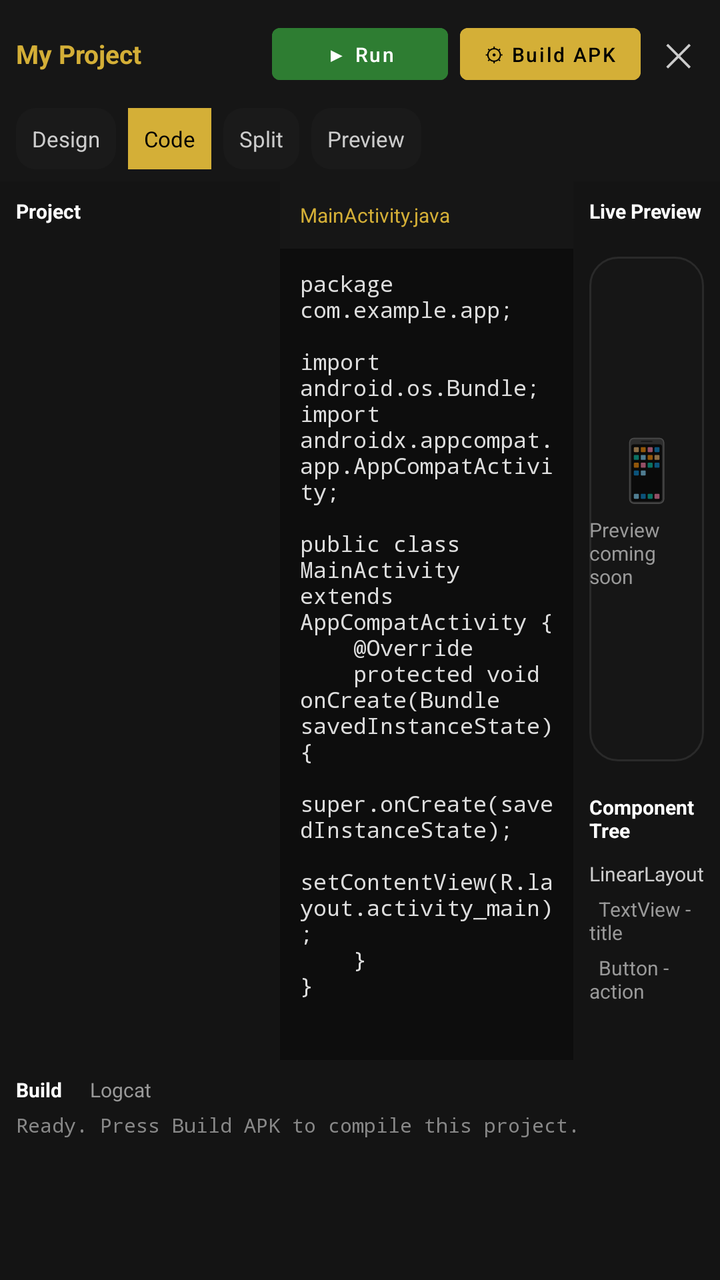
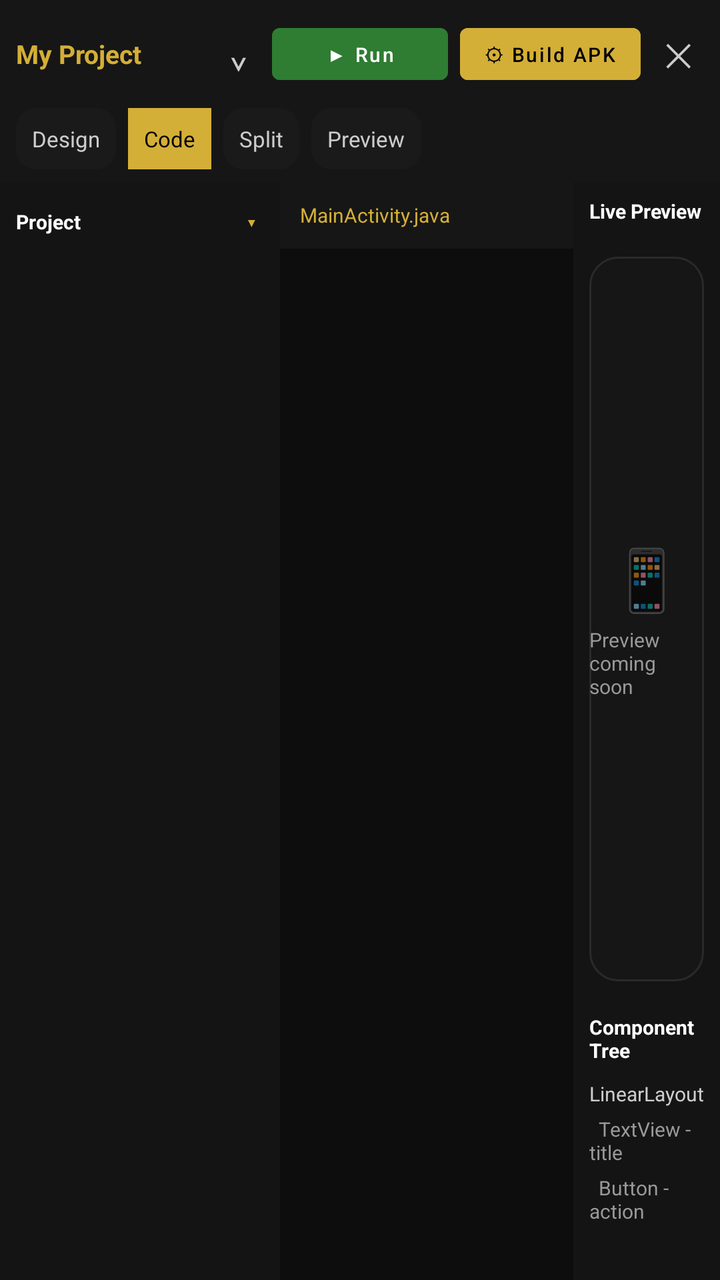

The first picture is an Android layout as it rendered before a commit; the second is the same layout after the commit. The layout source and the unified diff follow.
<!-- AndroidManifest.xml: application theme Theme.AalamStudio -->
<!-- res/layout/activity_project_editor.xml -->
<?xml version="1.0" encoding="utf-8"?>
<LinearLayout xmlns:android="http://schemas.android.com/apk/res/android"
    android:layout_width="match_parent"
    android:layout_height="match_parent"
    android:orientation="vertical"
    android:background="#0D0D0D">

    
    <LinearLayout
        android:layout_width="match_parent"
        android:layout_height="wrap_content"
        android:orientation="horizontal"
        android:gravity="center_vertical"
        android:background="#161616"
        android:padding="8dp">

        <TextView
            android:id="@+id/editorProjectName"
            android:layout_width="wrap_content"
            android:layout_height="wrap_content"
            android:text="My Project"
            android:textColor="@color/gold"
            android:textSize="13sp"
            android:textStyle="bold"
            android:layout_marginEnd="12dp"/>

        <TextView
            android:layout_width="0dp"
            android:layout_height="wrap_content"
            android:layout_weight="1"
            android:text=""/>

        <Button
            android:id="@+id/btnRun"
            android:layout_width="wrap_content"
            android:layout_height="wrap_content"
            android:minHeight="0dp"
            android:paddingTop="6dp"
            android:paddingBottom="6dp"
            android:paddingStart="12dp"
            android:paddingEnd="12dp"
            android:text="▶ Run"
            android:textSize="10sp"
            android:textAllCaps="false"
            android:backgroundTint="#2E7D32"
            android:textColor="#FFFFFF"
            android:layout_marginEnd="6dp"/>

        <Button
            android:id="@+id/btnBuildApk"
            android:layout_width="wrap_content"
            android:layout_height="wrap_content"
            android:minHeight="0dp"
            android:paddingTop="6dp"
            android:paddingBottom="6dp"
            android:paddingStart="12dp"
            android:paddingEnd="12dp"
            android:text="⚙ Build APK"
            android:textSize="10sp"
            android:textAllCaps="false"
            android:backgroundTint="@color/gold"
            android:textColor="#000000"
            android:layout_marginEnd="6dp"/>

        <TextView
            android:id="@+id/btnCloseEditor"
            android:layout_width="wrap_content"
            android:layout_height="wrap_content"
            android:text="✕"
            android:textColor="#CCCCCC"
            android:textSize="16sp"
            android:padding="6dp"/>

    </LinearLayout>

    
    <LinearLayout
        android:layout_width="match_parent"
        android:layout_height="wrap_content"
        android:orientation="horizontal"
        android:background="#161616"
        android:paddingStart="8dp"
        android:paddingEnd="8dp"
        android:paddingBottom="6dp">

        <TextView
            android:id="@+id/tabDesign"
            android:layout_width="wrap_content"
            android:layout_height="wrap_content"
            android:text="Design"
            android:textColor="#CCCCCC"
            android:textSize="11sp"
            android:padding="8dp"
            android:background="@drawable/bg_type_card"
            android:layout_marginEnd="6dp"/>

        <TextView
            android:id="@+id/tabCode"
            android:layout_width="wrap_content"
            android:layout_height="wrap_content"
            android:text="Code"
            android:textColor="#000000"
            android:textSize="11sp"
            android:padding="8dp"
            android:background="@color/gold"
            android:layout_marginEnd="6dp"/>

        <TextView
            android:id="@+id/tabSplit"
            android:layout_width="wrap_content"
            android:layout_height="wrap_content"
            android:text="Split"
            android:textColor="#CCCCCC"
            android:textSize="11sp"
            android:padding="8dp"
            android:background="@drawable/bg_type_card"
            android:layout_marginEnd="6dp"/>

        <TextView
            android:id="@+id/tabPreview"
            android:layout_width="wrap_content"
            android:layout_height="wrap_content"
            android:text="Preview"
            android:textColor="#CCCCCC"
            android:textSize="11sp"
            android:padding="8dp"
            android:background="@drawable/bg_type_card"/>

    </LinearLayout>

    
    <LinearLayout
        android:layout_width="match_parent"
        android:layout_height="0dp"
        android:layout_weight="1"
        android:orientation="horizontal">

        
        <ScrollView
            android:layout_width="140dp"
            android:layout_height="match_parent"
            android:background="#141414">

            <LinearLayout
                android:layout_width="match_parent"
                android:layout_height="wrap_content"
                android:orientation="vertical"
                android:padding="8dp">

                <TextView
                    android:layout_width="wrap_content"
                    android:layout_height="wrap_content"
                    android:text="Project"
                    android:textColor="@color/text_primary"
                    android:textSize="10sp"
                    android:textStyle="bold"
                    android:layout_marginBottom="8dp"/>

                <LinearLayout
                    android:id="@+id/fileTreeContainer"
                    android:layout_width="match_parent"
                    android:layout_height="wrap_content"
                    android:orientation="vertical"/>

            </LinearLayout>

        </ScrollView>

        
        <LinearLayout
            android:layout_width="0dp"
            android:layout_height="match_parent"
            android:layout_weight="2"
            android:orientation="vertical"
            android:background="#0D0D0D">

            <LinearLayout
                android:layout_width="match_parent"
                android:layout_height="wrap_content"
                android:orientation="horizontal"
                android:background="#161616"
                android:padding="6dp">

                <TextView
                    android:id="@+id/openFileTabLabel"
                    android:layout_width="wrap_content"
                    android:layout_height="wrap_content"
                    android:text="MainActivity.java"
                    android:textColor="@color/gold"
                    android:textSize="10sp"
                    android:padding="4dp"/>

            </LinearLayout>

            <ScrollView
                android:layout_width="match_parent"
                android:layout_height="0dp"
                android:layout_weight="1">

 <EditText
                 android:id="@+id/codeEditorText"
                 android:layout_width="match_parent"
                 android:layout_height="wrap_content"
                 android:background="#0D0D0D"
                 android:fontFamily="monospace"
                 android:gravity="top|start"
                 android:padding="10dp"
                 android:textColor="#DDDDDD"
                 android:textCursorDrawable="@null"
                 android:textSize="11sp"
                 android:inputType="textMultiLine|textNoSuggestions"
                 android:imeOptions="flagNoExtractUi"
                 android:text="package com.example.app;\n\nimport android.os.Bundle;\nimport androidx.appcompat.app.AppCompatActivity;\n\npublic class MainActivity extends AppCompatActivity {\n    @Override\n    protected void onCreate(Bundle savedInstanceState) {\n        super.onCreate(savedInstanceState);\n        setContentView(R.layout.activity_main);\n    }\n}"/>
                 
            </ScrollView>

        </LinearLayout>

        
        <LinearLayout
            android:layout_width="0dp"
            android:layout_height="match_parent"
            android:layout_weight="1"
            android:orientation="vertical"
            android:background="#141414">

            <TextView
                android:layout_width="wrap_content"
                android:layout_height="wrap_content"
                android:text="Live Preview"
                android:textColor="@color/text_primary"
                android:textSize="10sp"
                android:textStyle="bold"
                android:padding="8dp"/>

            <LinearLayout
                android:layout_width="match_parent"
                android:layout_height="0dp"
                android:layout_weight="1"
                android:orientation="vertical"
                android:gravity="center"
                android:background="@drawable/bg_card"
                android:layout_margin="8dp">

                <TextView
                    android:layout_width="wrap_content"
                    android:layout_height="wrap_content"
                    android:text="📱"
                    android:textSize="30sp"/>

                <TextView
                    android:layout_width="wrap_content"
                    android:layout_height="wrap_content"
                    android:text="Preview coming soon"
                    android:textColor="@color/text_secondary"
                    android:textSize="10sp"
                    android:layout_marginTop="4dp"/>

            </LinearLayout>

            <TextView
                android:layout_width="wrap_content"
                android:layout_height="wrap_content"
                android:text="Component Tree"
                android:textColor="@color/text_primary"
                android:textSize="10sp"
                android:textStyle="bold"
                android:padding="8dp"/>

            <ScrollView
                android:layout_width="match_parent"
                android:layout_height="100dp">

                <LinearLayout
                    android:layout_width="match_parent"
                    android:layout_height="wrap_content"
                    android:orientation="vertical"
                    android:paddingStart="8dp"
                    android:paddingEnd="8dp">

                    <TextView android:layout_width="wrap_content" android:layout_height="wrap_content" android:text="LinearLayout" android:textColor="#CCCCCC" android:textSize="10sp" android:paddingBottom="4dp"/>
                    <TextView android:layout_width="wrap_content" android:layout_height="wrap_content" android:text="  TextView - title" android:textColor="#999999" android:textSize="10sp" android:paddingBottom="4dp"/>
                    <TextView android:layout_width="wrap_content" android:layout_height="wrap_content" android:text="  Button - action" android:textColor="#999999" android:textSize="10sp"/>

                </LinearLayout>

            </ScrollView>

        </LinearLayout>

    </LinearLayout>

    
    <LinearLayout
        android:layout_width="match_parent"
        android:layout_height="110dp"
        android:orientation="vertical"
        android:background="#141414"
        android:padding="8dp">

        <LinearLayout
            android:layout_width="match_parent"
            android:layout_height="wrap_content"
            android:orientation="horizontal"
            android:layout_marginBottom="4dp">

            <TextView
                android:layout_width="wrap_content"
                android:layout_height="wrap_content"
                android:text="Build"
                android:textColor="@color/text_primary"
                android:textSize="10sp"
                android:textStyle="bold"
                android:layout_marginEnd="14dp"/>

            <TextView
                android:layout_width="wrap_content"
                android:layout_height="wrap_content"
                android:text="Logcat"
                android:textColor="@color/text_secondary"
                android:textSize="10sp"/>

        </LinearLayout>

        <ScrollView
            android:layout_width="match_parent"
            android:layout_height="0dp"
            android:layout_weight="1">

            <TextView
                android:id="@+id/buildLogText"
                android:layout_width="match_parent"
                android:layout_height="wrap_content"
                android:fontFamily="monospace"
                android:text="Ready. Press Build APK to compile this project."
                android:textColor="#888888"
                android:textSize="10sp"/>

        </ScrollView>

    </LinearLayout>

</LinearLayout>
<!-- resources referenced by this layout -->
<resources>
  <color name="gold">#D4AF37</color>
  <color name="text_primary">#FFFFFF</color>
  <color name="text_secondary">#999999</color>
  <!-- drawable bg_card (drawable) -->
  <?xml version="1.0" encoding="utf-8"?>
  <shape xmlns:android="http://schemas.android.com/apk/res/android" android:shape="rectangle">
      <solid android:color="@color/card_bg"/>
      <corners android:radius="14dp"/>
      <stroke android:width="1dp" android:color="@color/card_border"/>
  </shape>
  <!-- drawable bg_type_card (drawable) -->
  <?xml version="1.0" encoding="utf-8"?>
  <selector xmlns:android="http://schemas.android.com/apk/res/android">
      <item android:state_selected="true">
          <shape android:shape="rectangle">
              <solid android:color="#221A00"/>
              <stroke android:width="2dp" android:color="#FFD700"/>
              <corners android:radius="10dp"/>
          </shape>
      </item>
      <item>
          <shape android:shape="rectangle">
              <solid android:color="#1A1A1A"/>
              <corners android:radius="10dp"/>
          </shape>
      </item>
  </selector>
  <style name="Theme.AalamStudio" parent="Theme.MaterialComponents.DayNight.NoActionBar">
          <item name="colorPrimary">@color/gold</item>
          <item name="android:windowBackground">@color/navy</item>
          <item name="android:statusBarColor">#0D0D0D</item>
      </style>
  <color name="card_bg">#161616</color>
  <color name="card_border">#2A2A2A</color>
  <color name="navy">#0D0D0D</color>
</resources>

<!-- the commit's change to res/layout/activity_project_editor.xml (unified diff, before → after) -->
@@ -29,6 +29,16 @@
             android:layout_height="wrap_content"
             android:layout_weight="1"
             android:text=""/>
+
+        <TextView
+            android:id="@+id/btnToggleBuildPanel"
+            android:layout_width="wrap_content"
+            android:layout_height="wrap_content"
+            android:text="⌄"
+            android:textColor="#CCCCCC"
+            android:textSize="18sp"
+            android:padding="6dp"
+            android:layout_marginEnd="6dp"/>
 
         <Button
             android:id="@+id/btnRun"
@@ -136,35 +146,58 @@
         android:orientation="horizontal">
 
         
-        <ScrollView
+        <LinearLayout
+            android:id="@+id/fileTreePanel"
             android:layout_width="140dp"
             android:layout_height="match_parent"
+            android:orientation="vertical"
             android:background="#141414">
 
             <LinearLayout
                 android:layout_width="match_parent"
                 android:layout_height="wrap_content"
-                android:orientation="vertical"
+                android:orientation="horizontal"
+                android:gravity="center_vertical"
                 android:padding="8dp">
 
                 <TextView
-                    android:layout_width="wrap_content"
-                    android:layout_height="wrap_content"
+                    android:layout_width="0dp"
+                    android:layout_height="wrap_content"
+                    android:layout_weight="1"
                     android:text="Project"
                     android:textColor="@color/text_primary"
                     android:textSize="10sp"
-                    android:textStyle="bold"
-                    android:layout_marginBottom="8dp"/>
+                    android:textStyle="bold"/>
+
+                <TextView
+                    android:id="@+id/toggleFileTree"
+                    android:layout_width="wrap_content"
+                    android:layout_height="wrap_content"
+                    android:text="▾"
+                    android:textColor="@color/gold"
+                    android:textSize="12sp"
+                    android:padding="4dp"/>
+
+            </LinearLayout>
+
+            <ScrollView
+                android:id="@+id/fileTreeScroll"
+                android:layout_width="match_parent"
+                android:layout_height="0dp"
+                android:layout_weight="1"
+                android:visibility="visible">
 
                 <LinearLayout
                     android:id="@+id/fileTreeContainer"
                     android:layout_width="match_parent"
                     android:layout_height="wrap_content"
-                    android:orientation="vertical"/>
-
-            </LinearLayout>
-
-        </ScrollView>
+                    android:orientation="vertical"
+                    android:paddingStart="8dp"
+                    android:paddingEnd="8dp"/>
+
+            </ScrollView>
+
+        </LinearLayout>
 
         
         <LinearLayout
@@ -197,21 +230,21 @@
                 android:layout_height="0dp"
                 android:layout_weight="1">
 
- <EditText
-                 android:id="@+id/codeEditorText"
-                 android:layout_width="match_parent"
-                 android:layout_height="wrap_content"
-                 android:background="#0D0D0D"
-                 android:fontFamily="monospace"
-                 android:gravity="top|start"
-                 android:padding="10dp"
-                 android:textColor="#DDDDDD"
-                 android:textCursorDrawable="@null"
-                 android:textSize="11sp"
-                 android:inputType="textMultiLine|textNoSuggestions"
-                 android:imeOptions="flagNoExtractUi"
-                 android:text="package com.example.app;\n\nimport android.os.Bundle;\nimport androidx.appcompat.app.AppCompatActivity;\n\npublic class MainActivity extends AppCompatActivity {\n    @Override\n    protected void onCreate(Bundle savedInstanceState) {\n        super.onCreate(savedInstanceState);\n        setContentView(R.layout.activity_main);\n    }\n}"/>
-                 
+                <EditText
+                    android:id="@+id/codeEditorText"
+                    android:layout_width="match_parent"
+                    android:layout_height="wrap_content"
+                    android:background="#0D0D0D"
+                    android:fontFamily="monospace"
+                    android:gravity="top|start"
+                    android:padding="10dp"
+                    android:textColor="#DDDDDD"
+                    android:textCursorDrawable="@null"
+                    android:textSize="11sp"
+                    android:inputType="textMultiLine|textNoSuggestions"
+                    android:imeOptions="flagNoExtractUi"
+                    android:text=""/>
+
             </ScrollView>
 
         </LinearLayout>
@@ -292,11 +325,13 @@
 
     
     <LinearLayout
+        android:id="@+id/buildLogPanel"
         android:layout_width="match_parent"
         android:layout_height="110dp"
         android:orientation="vertical"
         android:background="#141414"
-        android:padding="8dp">
+        android:padding="8dp"
+        android:visibility="gone">
 
         <LinearLayout
             android:layout_width="match_parent"
